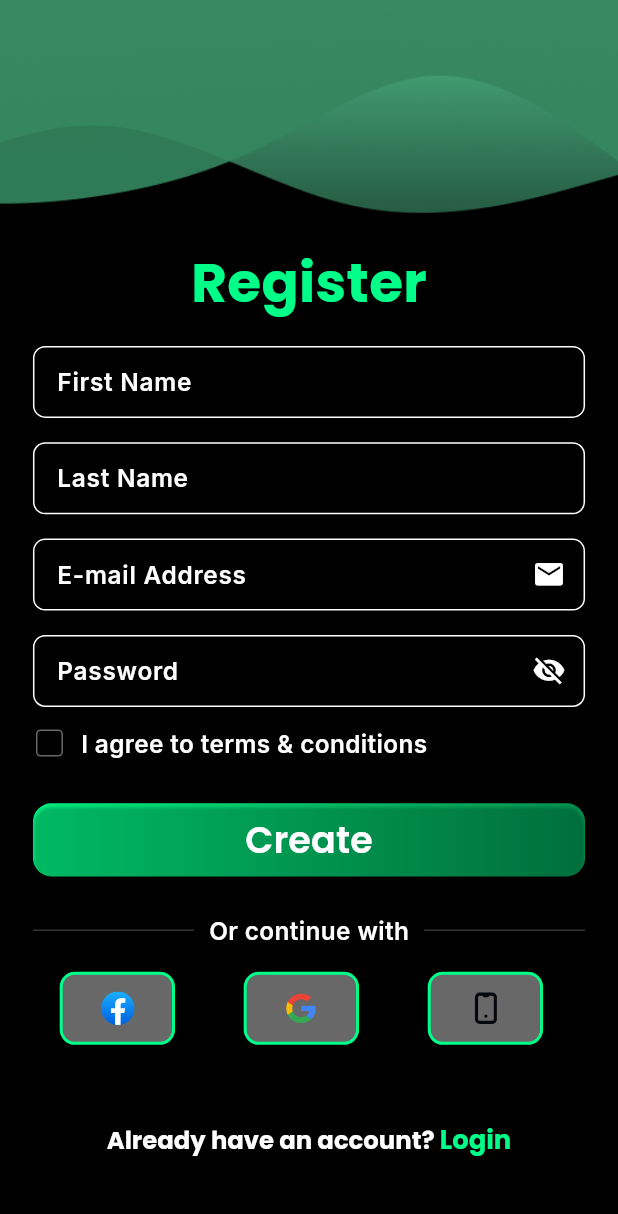
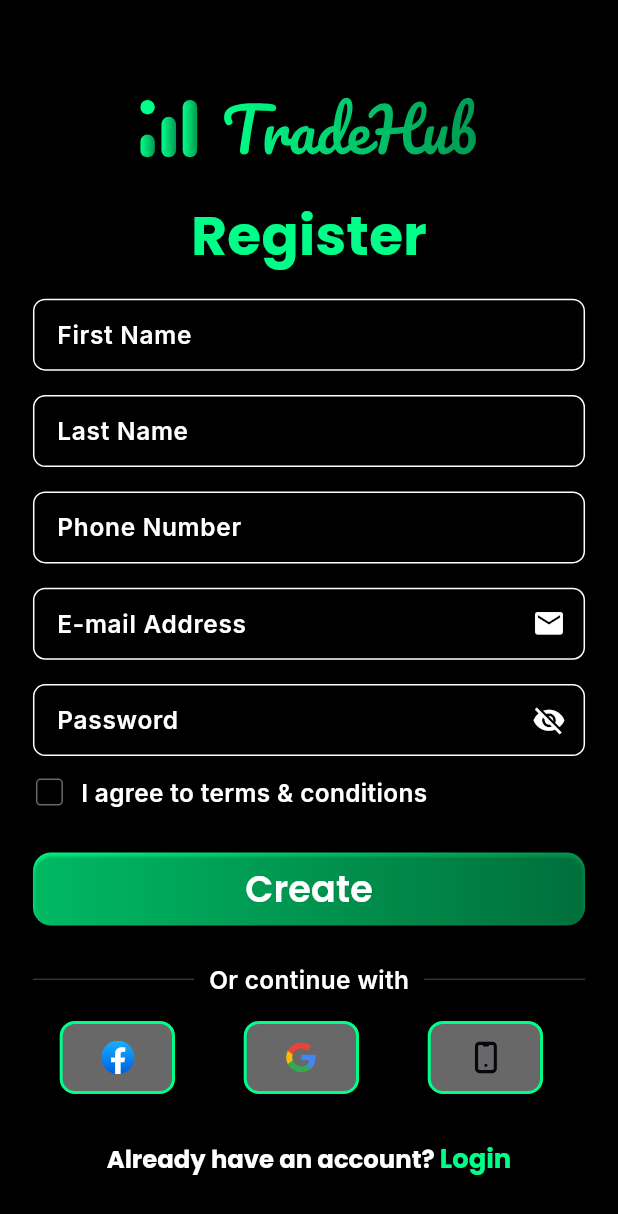
Before and after one commit to mohamedqandill/TradeHub, a Flutter app: the RegisterScreen screen opened by its route, on a phone screen of 412 x 824 dp. Shown: the top 1214 px of the screen. Run offline on Flutter 3.47's test engine with Material 3 defaults, Android fonts, the phone set to English and light mode, and no system bars; our stand-ins replace device_preview, easy_localization, flutter_advanced_switch, flutter_screenutil, flutter_svg, google_fonts and 3 more; accounts and stored records are empty.

Commit message:
feat:update register ui

```diff
--- a/assets/translations/ar.json
+++ b/assets/translations/ar.json
@@ -44,6 +44,7 @@
   "namesLengthRule": "يجب أن يحتوي الاسم على 3 أحرف على الأقل.",
   "namesRules": "الاسم يمكن أن يحتوي على أحرف فقط.",
   "pleaseEnterAddress": "من فضلك أدخل العنوان.",
+  "phoneNumber": "رقم الهاتف",
   "pleaseEnterValidAddress": "من فضلك أدخل عنوانًا صالحًا.",
   "pleaseEnterValidRecipient": "من فضلك أدخل اسم المستلم بشكل صحيح.",
   "pleaseEnterEmail": "من فضلك أدخل البريد الإلكتروني.",
--- a/assets/translations/en-US.json
+++ b/assets/translations/en-US.json
@@ -11,6 +11,7 @@
   "getStarted": "Get Started",
   "login": "Login",
   "emailAddress": "E-mail Address",
+  "phoneNumber": "Phone Number",
   "password": "Password",
   "rememberMe": "Remember Me",
   "forgetPassword": "Forget Password?",
--- a/assets/translations/en.json
+++ b/assets/translations/en.json
@@ -32,6 +32,7 @@
   "haventGetCode": "Haven’t got the code yet? ",
   "resendCode": "Resend code",
   "createNewPassword": "Create New Password",
+  "phoneNumber": "Phone Number",
   "passwordMustBeDiff": "Your New Password Must Be Different \nFrom Previously Used Password.",
   "save": "Save",
   "newPassword": "New Password",
--- a/lib/core/colors/app_colors.dart
+++ b/lib/core/colors/app_colors.dart
@@ -4,6 +4,7 @@ abstract class AppColors {
   static const Color mainColor = Color(0xff0F2A1D);
   static const Color red = Color(0xffe80a0a);
   static const Color mainDarkColor = Color(0xff00FF88);
+  static const Color lightBlack = Color(0xff121212);
   static const Color linearColor = Color(0xff009952);
   static const Color grey = Color(0xff686868);
   static const Color black = Color(0xff000000);
--- a/lib/features/authentication/presentation/register/view/widgets/register_view_body.dart
+++ b/lib/features/authentication/presentation/register/view/widgets/register_view_body.dart
@@ -7,14 +7,15 @@ import 'package:tradehub/Core/shared_widgets/custom_large_main_button.dart';
 import 'package:tradehub/core/base/base_inherited_widgets.dart';
 import 'package:tradehub/core/constants/app_constants.dart';
 import 'package:tradehub/core/extensions/main_color.dart';
+import 'package:tradehub/core/localization/locale_keys.g.dart';
 import 'package:tradehub/core/shared_widgets/custom_text_field.dart';
-import 'package:tradehub/core/shared_widgets/main_top_wave.dart';
 import 'package:tradehub/core/validations/validation.dart';
 
 import '../../../../../../Core/colors/app_colors.dart';
 import '../../../../../../Core/localization/local_keys/local_keys.dart';
 import '../../../../../../Core/shared_widgets/custom_rich_text.dart';
 import '../../../../../../core/routes/routes.dart';
+import '../../../../../../core/shared_widgets/main_logo.dart';
 import '../../../login/view/widgets/custom_horizontal_divider.dart';
 import '../../../login/view/widgets/custom_social_container.dart';
 import '../../../login/view/widgets/login_view_body.dart';
@@ -42,18 +43,23 @@ class _RegisterViewBodyState extends State<RegisterViewBody> {
   Widget build(BuildContext context) {
     var base = BaseInheritedWidget.of(context);
     print(MediaQuery.of(context).size.height);
-    return LayoutBuilder(
-      builder: (context, constraints) {
     return Form(
       key: formKey,
+      child: SingleChildScrollView(
         child: Column(
           children: [
-              MainTopWave(
-                  height: context.base.screenHeight < 750
-                      ? 100.h
-                      : context.base.screenHeight < 866
-                          ? 150.h
-                          : waveHeight),
+            // MainTopWave(
+            //     height: context.base.screenHeight < 750
+            //         ? .h
+            //         : context.base.screenHeight < 866
+            //             ? 150.h
+            //             : waveHeight),
+            SizedBox(
+              height: context.base.screenHeight < 750 ? 10.h : 50.h,
+            ),
+            context.base.screenHeight < 780
+                ? const SizedBox()
+                : const MainLogo(),
             SizedBox(
               height: 10.h,
             ),
@@ -81,6 +87,14 @@ class _RegisterViewBodyState extends State<RegisterViewBody> {
                     labelText: LocalKeys.lastName.tr(),
                     validator: ValidateFunctions.getInstance()
                         .validationOfFirstOrLastName,
+                  ),
+                  SizedBox(
+                    height: spaceHeight,
+                  ),
+                  CustomTextField(
+                    labelText: LocaleKeys.phoneNumber.tr(),
+                    validator:
+                        ValidateFunctions.getInstance().validationOfPhoneNumber,
                   ),
                   SizedBox(
                     height: spaceHeight,
@@ -202,7 +216,10 @@ class _RegisterViewBodyState extends State<RegisterViewBody> {
                 ],
               ),
             ),
-              const Spacer(),
+            SizedBox(
+              height: 30.h,
+            ),
+
             Center(
                 child: CustomRichText(
               onTap: () {
@@ -211,11 +228,9 @@ class _RegisterViewBodyState extends State<RegisterViewBody> {
               firstText: LocalKeys.alreadyHaveAccount.tr(),
               secondText: LocalKeys.login.tr(),
             )),
-              const Spacer()
           ],
         ),
-        );
-      },
+      ),
     );
   }
 }
```
Also changed, not shown: lib/core/localization/locale_keys.g.dart, lib/main.dart (line endings or trailing spaces). Lines whose indentation alone changed are shown as unchanged.
